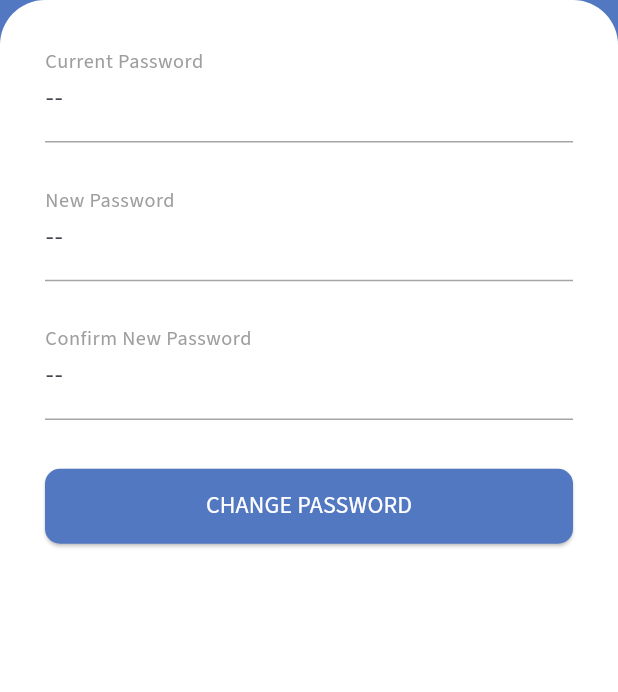
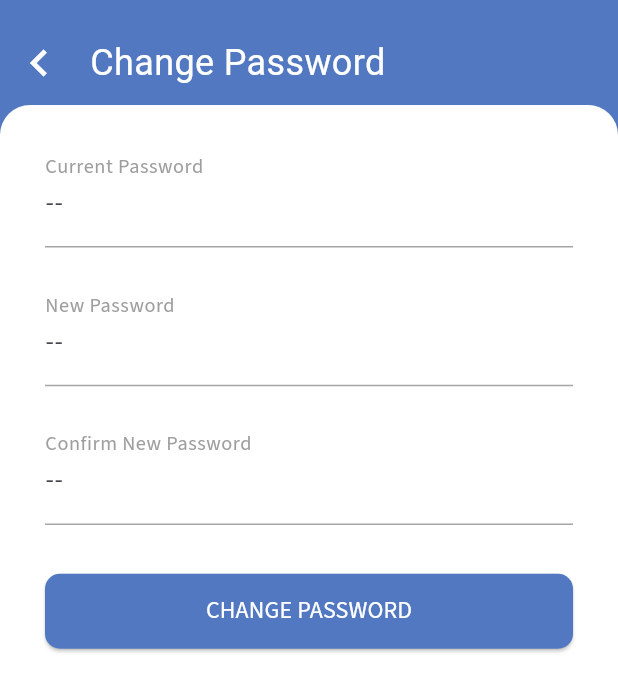
Before and after one commit to georgecabaccang/iskulapp-flutter, a Flutter app: the ChangePasswordPage screen opened directly, on a phone screen of 412 x 824 dp. Shown: the top 692 px of the screen. Run offline on Flutter 3.47's test engine with Material 3 defaults, Android fonts, the phone set to English and light mode, and no system bars; our stand-ins replace dotted_line, flutter_bloc, flutter_dotenv, flutter_secure_storage, flutter_spinkit, freezed_annotation and 1 more; accounts and stored records are empty.

Commit message:
applied animation refractor in changepassword page

```diff
--- a/lib/pages/change_password/change_password_page.dart
+++ b/lib/pages/change_password/change_password_page.dart
@@ -1,8 +1,9 @@
 import 'package:flutter/material.dart';
 import 'package:school_erp/theme/colors.dart';
 import 'package:school_erp/pages/common_widgets/custom_app_bar.dart';
-import 'package:school_erp/pages/assignment/widgets/assignment_animation_manager.dart';
 import 'package:school_erp/pages/change_password/widgets/change_password_card.dart';
+import 'package:school_erp/pages/common_widgets/app_content.dart';
+
 
 class ChangePasswordPage extends StatefulWidget {
   const ChangePasswordPage({super.key});
@@ -11,68 +12,26 @@ class ChangePasswordPage extends StatefulWidget {
   _ChangePasswordPageState createState() => _ChangePasswordPageState();
 }
 
-class _ChangePasswordPageState extends State<ChangePasswordPage>
-    with SingleTickerProviderStateMixin {
-  late AssignmentAnimationManager animationManager;
+class _ChangePasswordPageState extends State<ChangePasswordPage> {
 
-  @override
-  void initState() {
-    super.initState();
-    animationManager = AssignmentAnimationManager(vsync: this);
-    _startAnimation();
-  }
 
-  void _startAnimation() {
-    animationManager.startAnimation();
-  }
-
-  void _handleBackPress() {
-    animationManager.reverseAnimation();
-    Future.delayed(animationManager.duration, () {
-      if (mounted) {
-        Navigator.pop(context);
-      }
-    });
-  }
 
   @override
   Widget build(BuildContext context) {
-    return Scaffold(
-      body: Stack(
+    return const Scaffold(
+      backgroundColor: AppColors.primaryColor,
+      body: Column(
         children: [
-          Container(color: AppColors.primaryColor),
-          AnimatedBuilder(
-            animation: animationManager.controller,
-            builder: (context, child) {
-              return Positioned(
-                top: animationManager.topPosition,
-                left: 0,
-                right: 0,
-                bottom: 0,
-                child: Container(
-                  decoration: const BoxDecoration(
-                    color: Colors.white,
-                    borderRadius: BorderRadius.only(
-                      topLeft: Radius.circular(30.0),
-                      topRight: Radius.circular(30.0),
-                    ),
-                  ),
-                  child: FadeTransition(
-                    opacity: animationManager.fadeAnimation,
-                    child: const ChangePasswordCard(),
-                  ),
-                ),
-              );
-            },
+          CustomAppBar(
+            title: 'Change Password',
+          ),
+          AppContent(
+            content: [
+             ChangePasswordCard()
+            ],
           ),
         ],
       ),
     );
   }
-
-  @override
-  void dispose() {
-    animationManager.dispose();
-    super.dispose();
-  }
 }
```
Also changed, not shown: lib/pages/leave_application/leave_application_page.dart (+2 -11 lines).
